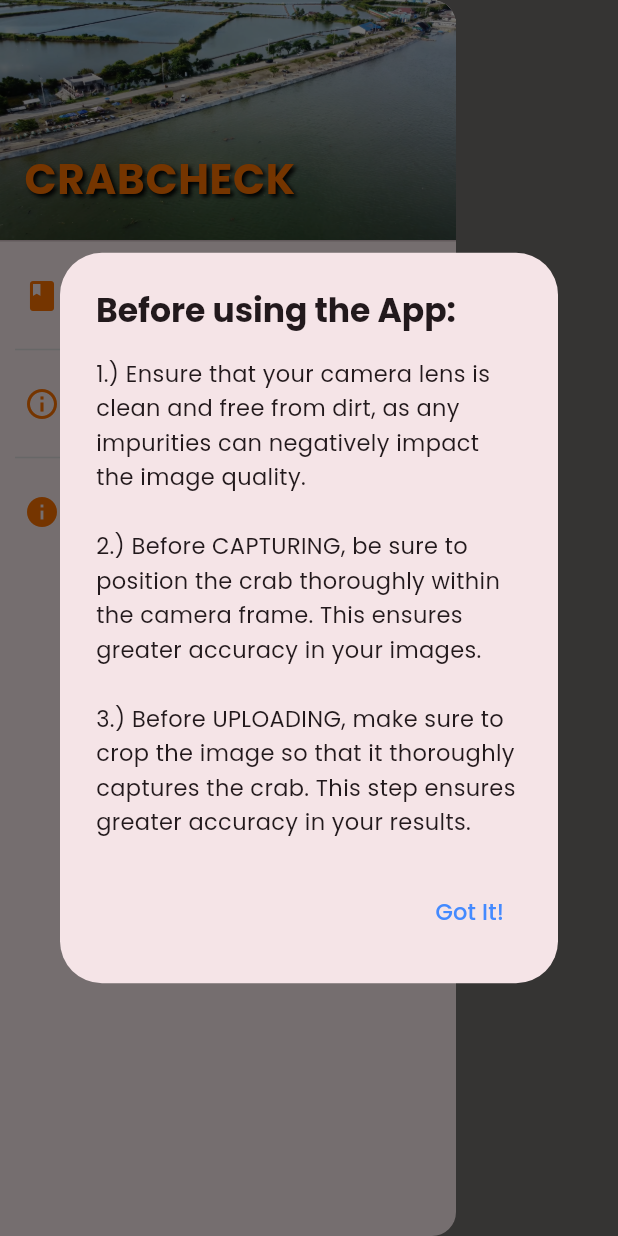
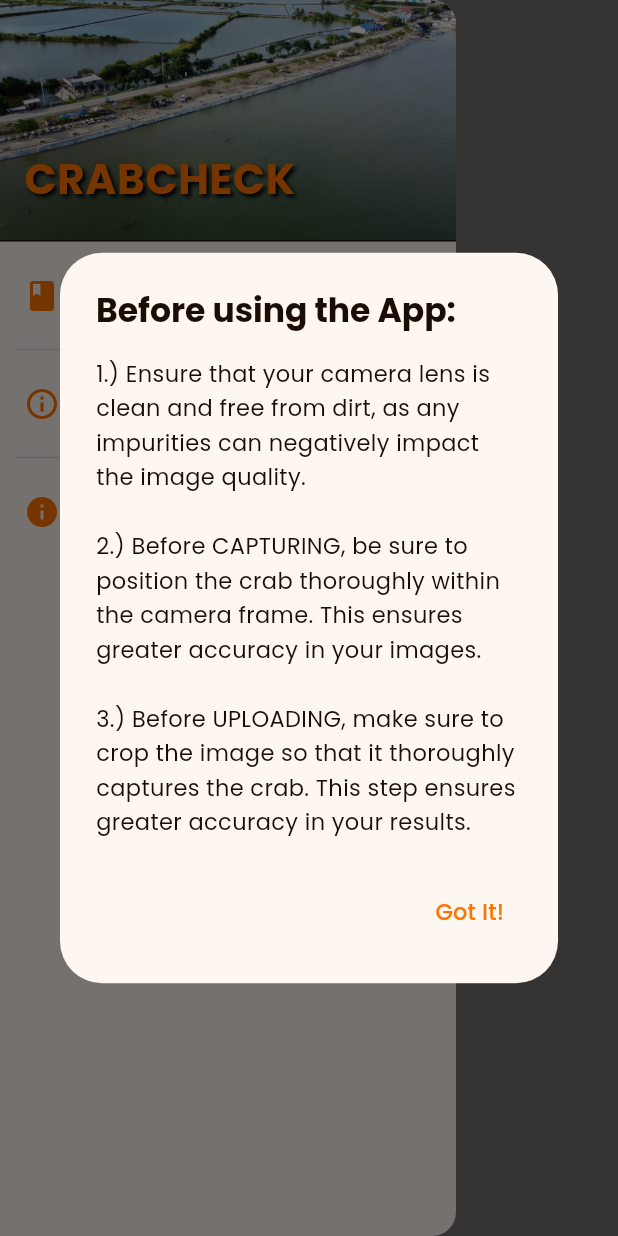
Before and after one commit to keannugran19/crabcheck, a Flutter app: the screen it shows after launch, in the side drawer, after a tap on "Crabs List", on a phone screen of 412 x 824 dp. Run offline on Flutter 3.47's test engine with Material 3 defaults, Android fonts, the phone set to English and light mode, and no system bars; our stand-ins replace cloud_firestore, firebase_core, firebase_storage, geolocator, image_picker; missing offline and left inert: flutter_tflite; accounts and stored records are empty.

Commit message:
UPDATE consistent theme in the app overall

```diff
--- a/lib/components/dialog.dart
+++ b/lib/components/dialog.dart
@@ -40,7 +40,7 @@
             },
             child: const Text(
               'Got It!',
-              style: TextStyle(color: Colors.blueAccent, fontSize: 15),
+              style: TextStyle(fontSize: 15),
             ),
           ),
         ],
--- a/lib/components/tag_button.dart
+++ b/lib/components/tag_button.dart
@@ -155,7 +155,7 @@
             },
             child: const Text(
               'Done',
-              style: TextStyle(color: Colors.blueAccent, fontSize: 15),
+              style: TextStyle(fontSize: 15),
             ),
           ),
         ],
--- /dev/null
+++ b/lib/constants/theme_data.dart
@@ -0,0 +1,36 @@
+import 'package:crabcheck/constants/colors.dart';
+import 'package:flutter/material.dart';
+
+class ThemeClass {
+  static ThemeData theme = ThemeData(
+    useMaterial3: true,
+    // global colors around the app
+    colorScheme: colorScheme,
+    // font used by the app
+    fontFamily: 'Poppins',
+    // theme of text
+    textTheme: const TextTheme(
+      bodyLarge:
+          TextStyle(color: textColor), // Adjusting the text color globally
+      bodyMedium: TextStyle(color: textColor),
+    ),
+    appBarTheme: const AppBarTheme(
+      backgroundColor: primaryColor,
+    ),
+    elevatedButtonTheme: ElevatedButtonThemeData(
+      style: ElevatedButton.styleFrom(
+        backgroundColor: primaryColor, // Button text color
+      ),
+    ),
+    scaffoldBackgroundColor:
+        backgroundColor, // Set the background color for the app
+    iconTheme: const IconThemeData(
+      color: accentColor, // Set the icon color
+    ),
+    floatingActionButtonTheme: const FloatingActionButtonThemeData(
+      backgroundColor: accentColor,
+    ),
+  );
+}
+
+ThemeClass themeClass = ThemeClass();
--- a/lib/main.dart
+++ b/lib/main.dart
@@ -1,7 +1,7 @@
+import 'package:crabcheck/constants/theme_data.dart';
 import 'package:firebase_core/firebase_core.dart';
 import 'package:flutter/material.dart';
 import 'package:crabcheck/pages/home_page.dart';
-import 'package:crabcheck/constants/colors.dart';
 
 void main() async {
   WidgetsFlutterBinding.ensureInitialized();
@@ -15,13 +15,8 @@
   @override
   Widget build(BuildContext context) {
     return MaterialApp(
-      debugShowCheckedModeBanner: false,
-      home: const HomePage(),
-      theme: ThemeData(
-          useMaterial3: true,
-          colorScheme: ColorScheme.fromSeed(seedColor: Colors.black),
-          fontFamily: 'Poppins',
-          scaffoldBackgroundColor: backgroundColor),
-    );
+        debugShowCheckedModeBanner: false,
+        home: const HomePage(),
+        theme: ThemeClass.theme);
   }
 }
```
